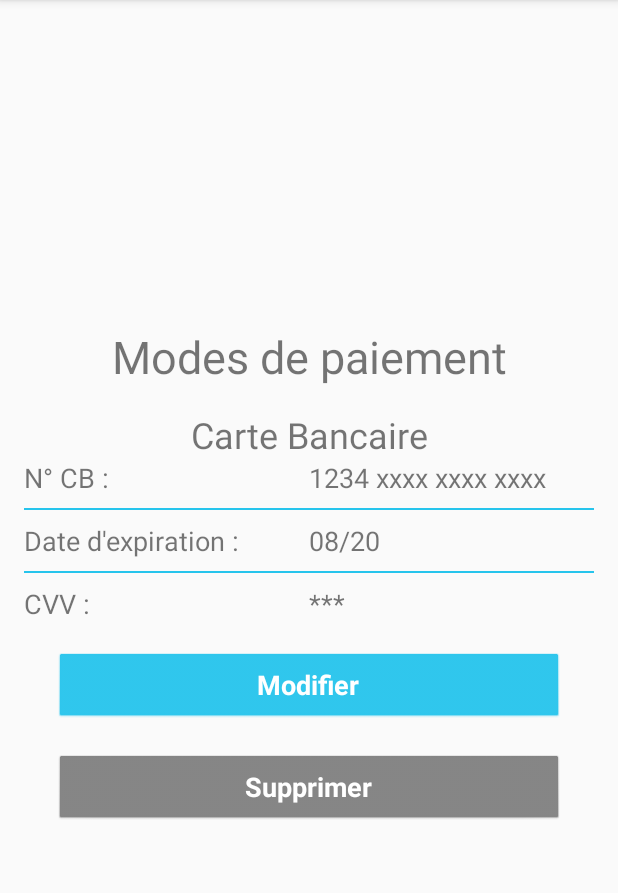
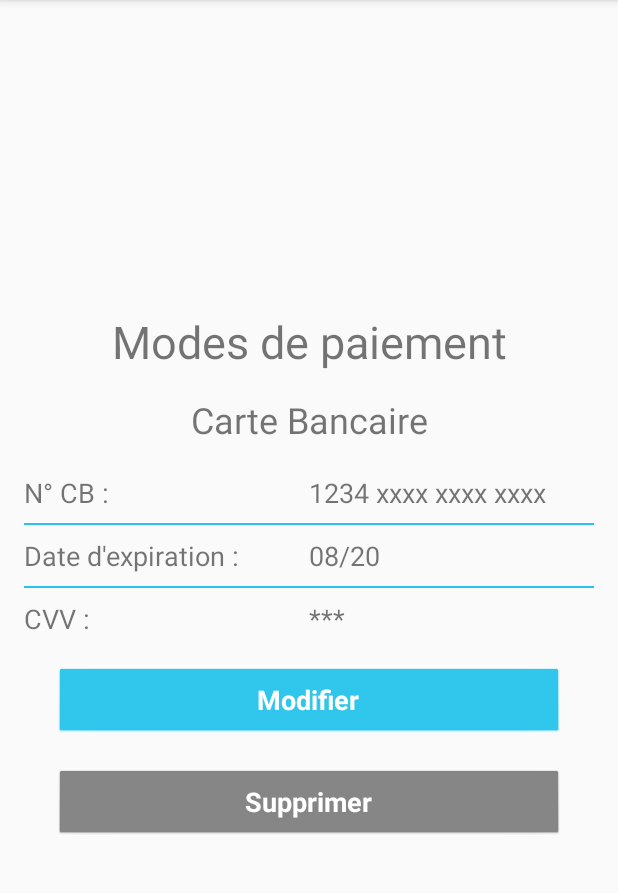
Before and after one commit to vcolonges/MachINSAlaver, an Android app: the ModesDePaiementActivity screen opened directly, with no data from a screen before it, on a phone screen of 412 x 824 dp, the part 84-977 px from its top. Run offline under Robolectric (Android 15) with nearby library versions, the phone set to English and light mode, and no system bars.

```diff
--- a/app/src/main/java/com/machinsa_laver/machinsalaver/ChoisirMontantActivity.java
+++ b/app/src/main/java/com/machinsa_laver/machinsalaver/ChoisirMontantActivity.java
@@ -1,11 +1,10 @@
 package com.machinsa_laver.machinsalaver;
 
 import android.content.Intent;
+import android.os.Bundle;
 import android.support.v7.app.AppCompatActivity;
-import android.os.Bundle;
 import android.text.InputFilter;
 import android.text.Spanned;
-import android.util.Log;
 import android.view.MenuItem;
 import android.view.View;
 import android.widget.Button;
@@ -153,7 +152,6 @@ public class ChoisirMontantActivity extends AppCompatActivity {
 
         @Override
         public CharSequence filter(CharSequence source, int start, int end, Spanned dest, int dstart, int dend) {
-            Toast.makeText(ChoisirMontantActivity.this,dest.toString()+source,Toast.LENGTH_LONG).show();
             Matcher matcher=mPattern.matcher(dest.toString()+source);
             if(!matcher.matches())
                 return "";
--- a/app/src/main/java/com/machinsa_laver/machinsalaver/ConfirmerInformationsActivity.java
+++ b/app/src/main/java/com/machinsa_laver/machinsalaver/ConfirmerInformationsActivity.java
@@ -1,9 +1,7 @@
 package com.machinsa_laver.machinsalaver;
 
-import android.content.Intent;
 import android.os.Bundle;
 import android.support.v7.app.AppCompatActivity;
-import android.util.Log;
 import android.view.MenuItem;
 import android.view.View;
 import android.widget.Button;
--- a/app/src/main/java/com/machinsa_laver/machinsalaver/EditionCBActivity.java
+++ b/app/src/main/java/com/machinsa_laver/machinsalaver/EditionCBActivity.java
@@ -1,7 +1,7 @@
 package com.machinsa_laver.machinsalaver;
 
+import android.os.Bundle;
 import android.support.v7.app.AppCompatActivity;
-import android.os.Bundle;
 import android.text.Editable;
 import android.text.TextWatcher;
 import android.view.MenuItem;
--- a/app/src/main/java/com/machinsa_laver/machinsalaver/MainActivity.java
+++ b/app/src/main/java/com/machinsa_laver/machinsalaver/MainActivity.java
@@ -8,7 +8,6 @@ import android.support.v4.app.FragmentTransaction;
 import android.support.v7.app.AppCompatActivity;
 import android.view.MenuItem;
 import android.widget.TextView;
-import android.widget.Toast;
 
 import com.machinsa_laver.machinsalaver.fragments.HomeFragment;
 import com.machinsa_laver.machinsalaver.fragments.ProfilFragment;
--- a/app/src/main/java/com/machinsa_laver/machinsalaver/ModesDePaiementActivity.java
+++ b/app/src/main/java/com/machinsa_laver/machinsalaver/ModesDePaiementActivity.java
@@ -1,8 +1,8 @@
 package com.machinsa_laver.machinsalaver;
 
 import android.content.Intent;
+import android.os.Bundle;
 import android.support.v7.app.AppCompatActivity;
-import android.os.Bundle;
 import android.view.MenuItem;
 import android.view.View;
 import android.widget.Button;
@@ -16,6 +16,7 @@ public class ModesDePaiementActivity extends AppCompatActivity {
     private Button button_modifier_cb;
     private Button button_supprimer_cb;
 
+    private TextView tv_titre_cb;
     private TextView tv_numero_cb;
     private TextView tv_date_expiration;
     private TextView tv_cvv;
@@ -33,6 +34,7 @@ public class ModesDePaiementActivity extends AppCompatActivity {
         button_modifier_cb = findViewById(R.id.button_modifier_cb);
         button_supprimer_cb = findViewById(R.id.button_supprimer_cb);
 
+        tv_titre_cb = findViewById(R.id.tv_titre_cb);
         tv_numero_cb = findViewById(R.id.tv_numeroCB);
         tv_date_expiration = findViewById(R.id.tv_dateExpiration);
         tv_cvv = findViewById(R.id.tv_cvv);
@@ -53,12 +55,14 @@ public class ModesDePaiementActivity extends AppCompatActivity {
     private void initializeValues(){
 
         if(Application.NUMERO_CB.equals("")){
+            tv_titre_cb.setVisibility(View.GONE);
             tv_ajout.setVisibility(View.VISIBLE);
             button_ajouter_cb.setVisibility(View.VISIBLE);
             ll_cb.setVisibility(View.GONE);
             button_modifier_cb.setVisibility(View.GONE);
             button_supprimer_cb.setVisibility(View.GONE);
         }else{
+            tv_titre_cb.setVisibility(View.VISIBLE);
             tv_ajout.setVisibility(View.GONE);
             button_ajouter_cb.setVisibility(View.GONE);
             ll_cb.setVisibility(View.VISIBLE);
--- a/app/src/main/java/com/machinsa_laver/machinsalaver/adapter/MachineAdapter.java
+++ b/app/src/main/java/com/machinsa_laver/machinsalaver/adapter/MachineAdapter.java
@@ -2,13 +2,11 @@ package com.machinsa_laver.machinsalaver.adapter;
 
 import android.content.Context;
 import android.graphics.Color;
-import android.graphics.drawable.ColorDrawable;
 import android.view.LayoutInflater;
 import android.view.View;
 import android.view.ViewGroup;
 import android.widget.ArrayAdapter;
 import android.widget.ImageView;
-import android.widget.ListView;
 import android.widget.TextView;
 
 import com.machinsa_laver.machinsalaver.R;
--- a/app/src/main/java/com/machinsa_laver/machinsalaver/fragments/HomeFragment.java
+++ b/app/src/main/java/com/machinsa_laver/machinsalaver/fragments/HomeFragment.java
@@ -1,12 +1,10 @@
 package com.machinsa_laver.machinsalaver.fragments;
 
-import android.graphics.Color;
 import android.os.Bundle;
 import android.support.v4.app.Fragment;
 import android.view.LayoutInflater;
 import android.view.View;
 import android.view.ViewGroup;
-import android.widget.ArrayAdapter;
 import android.widget.ListView;
 
 import com.machinsa_laver.machinsalaver.R;
--- a/app/src/main/java/com/machinsa_laver/machinsalaver/fragments/RechargerFragment.java
+++ b/app/src/main/java/com/machinsa_laver/machinsalaver/fragments/RechargerFragment.java
@@ -13,11 +13,9 @@ import android.widget.Button;
 import android.widget.ImageButton;
 import android.widget.LinearLayout;
 import android.widget.TextView;
-import android.widget.Toast;
 
 import com.machinsa_laver.machinsalaver.Application;
 import com.machinsa_laver.machinsalaver.ChoisirMontantActivity;
-import com.machinsa_laver.machinsalaver.EditionCBActivity;
 import com.machinsa_laver.machinsalaver.R;
 
 public class RechargerFragment extends Fragment {
--- a/app/src/main/res/layout/activity_comfirmer_informations.xml
+++ b/app/src/main/res/layout/activity_comfirmer_informations.xml
@@ -1,6 +1,5 @@
 <?xml version="1.0" encoding="utf-8"?>
 <FrameLayout xmlns:android="http://schemas.android.com/apk/res/android"
-    xmlns:app="http://schemas.android.com/apk/res-auto"
     xmlns:tools="http://schemas.android.com/tools"
     android:layout_width="match_parent"
     android:layout_height="match_parent"
--- a/app/src/main/res/layout/activity_edition_cb.xml
+++ b/app/src/main/res/layout/activity_edition_cb.xml
@@ -1,7 +1,5 @@
 <?xml version="1.0" encoding="utf-8"?>
-<LinearLayout
-    xmlns:android="http://schemas.android.com/apk/res/android"
-    xmlns:app="http://schemas.android.com/apk/res-auto"
+<LinearLayout xmlns:android="http://schemas.android.com/apk/res/android"
     xmlns:tools="http://schemas.android.com/tools"
     android:layout_width="match_parent"
     android:layout_height="wrap_content"
--- a/app/src/main/res/layout/activity_modes_de_paiement.xml
+++ b/app/src/main/res/layout/activity_modes_de_paiement.xml
@@ -1,7 +1,5 @@
 <?xml version="1.0" encoding="utf-8"?>
-    <LinearLayout
-        xmlns:android="http://schemas.android.com/apk/res/android"
-        xmlns:app="http://schemas.android.com/apk/res-auto"
+<LinearLayout xmlns:android="http://schemas.android.com/apk/res/android"
     xmlns:tools="http://schemas.android.com/tools"
     android:layout_width="match_parent"
     android:layout_height="wrap_content"
@@ -21,9 +19,10 @@
         android:textSize="30sp" />
 
     <TextView
-        android:id="@+id/textView6"
+        android:id="@+id/tv_titre_cb"
         android:layout_width="match_parent"
         android:layout_height="wrap_content"
+        android:layout_marginBottom="20dp"
         android:text="Carte Bancaire"
         android:textAlignment="center"
         android:textSize="24sp" />
--- a/app/src/main/res/layout/fragment_profil.xml
+++ b/app/src/main/res/layout/fragment_profil.xml
@@ -1,6 +1,5 @@
 <?xml version="1.0" encoding="utf-8"?>
 <FrameLayout xmlns:android="http://schemas.android.com/apk/res/android"
-    xmlns:app="http://schemas.android.com/apk/res-auto"
     xmlns:tools="http://schemas.android.com/tools"
     android:layout_width="match_parent"
     android:layout_height="wrap_content"
--- a/app/src/main/res/layout/home_row_machine.xml
+++ b/app/src/main/res/layout/home_row_machine.xml
@@ -1,7 +1,6 @@
 <?xml version="1.0" encoding="utf-8"?>
 <android.support.constraint.ConstraintLayout xmlns:android="http://schemas.android.com/apk/res/android"
     xmlns:app="http://schemas.android.com/apk/res-auto"
-    xmlns:tools="http://schemas.android.com/tools"
     android:id="@+id/linearLayout3"
     android:layout_width="match_parent"
     android:layout_height="wrap_content">
```
Lines whose indentation alone changed are shown as unchanged.
